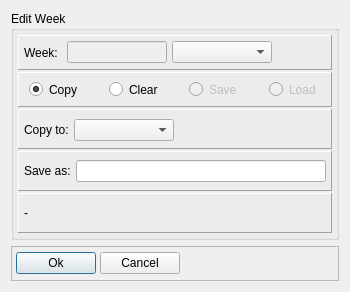
Tria-Andy/WorkoutEditor, file dialog_week_copy.ui: the form before one commit.
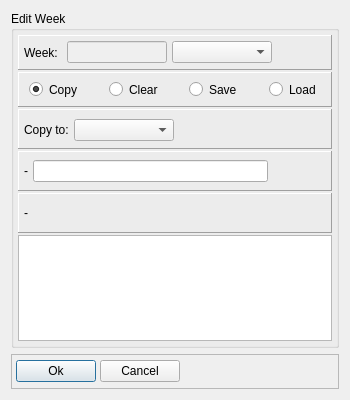
The form after the commit. Icons and pictures are not drawn.

Commit message:
Weekpopup: Save, Copy or Clear Week with edit button #3
Add new xml file to store save weeks.

What changed in the file:
```diff
--- a/dialog_week_copy.ui
+++ b/dialog_week_copy.ui
@@ -6,8 +6,8 @@
    <rect>
     <x>0</x>
     <y>0</y>
-    <width>305</width>
-    <height>280</height>
+    <width>350</width>
+    <height>400</height>
    </rect>
   </property>
   <property name="maximumSize">
@@ -200,7 +200,7 @@
          <item>
           <widget class="QRadioButton" name="radioButton_save">
            <property name="enabled">
-            <bool>false</bool>
+            <bool>true</bool>
            </property>
            <property name="minimumSize">
             <size>
@@ -216,7 +216,7 @@
          <item>
           <widget class="QRadioButton" name="radioButton_load">
            <property name="enabled">
-            <bool>false</bool>
+            <bool>true</bool>
            </property>
            <property name="text">
             <string>Load</string>
@@ -333,7 +333,7 @@
          <item>
           <widget class="QLabel" name="label_saveas">
            <property name="text">
-            <string>Save as:</string>
+            <string>-</string>
            </property>
            <property name="buddy">
             <cstring>lineEdit_saveas</cstring>
@@ -343,6 +343,34 @@
          <item>
           <widget class="QLineEdit" name="lineEdit_saveas"/>
          </item>
+         <item>
+          <widget class="QToolButton" name="toolButton_addweek">
+           <property name="text">
+            <string/>
+           </property>
+           <property name="icon">
+            <iconset resource="resources.qrc">
+             <normaloff>:/images/icons/Add.png</normaloff>:/images/icons/Add.png</iconset>
+           </property>
+           <property name="autoRaise">
+            <bool>true</bool>
+           </property>
+          </widget>
+         </item>
+         <item>
+          <widget class="QToolButton" name="toolButton_delete">
+           <property name="text">
+            <string/>
+           </property>
+           <property name="icon">
+            <iconset resource="resources.qrc">
+             <normaloff>:/images/icons/Erase.png</normaloff>:/images/icons/Erase.png</iconset>
+           </property>
+           <property name="autoRaise">
+            <bool>true</bool>
+           </property>
+          </widget>
+         </item>
         </layout>
        </widget>
       </item>
@@ -392,6 +420,9 @@
         </layout>
        </widget>
       </item>
+      <item>
+       <widget class="QListView" name="listView_weeks"/>
+      </item>
      </layout>
     </widget>
    </item>
```
Left out of the diff: 6 changed lines with no effect on the pictures. The commit also changes 2 other files.
